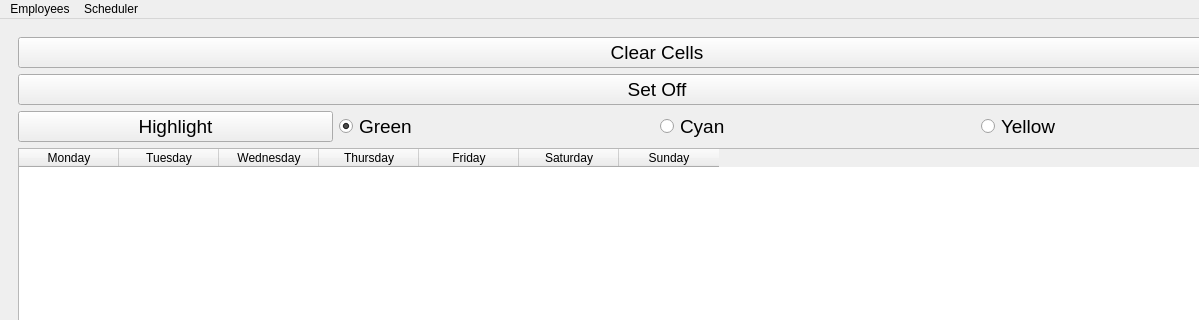
Old version of the form mainwindow.ui in the repository camwick/qdobaScheduler; both pictures show x 0 to 1199 and y 0 to 320 of the 1314 by 678 pixel window.
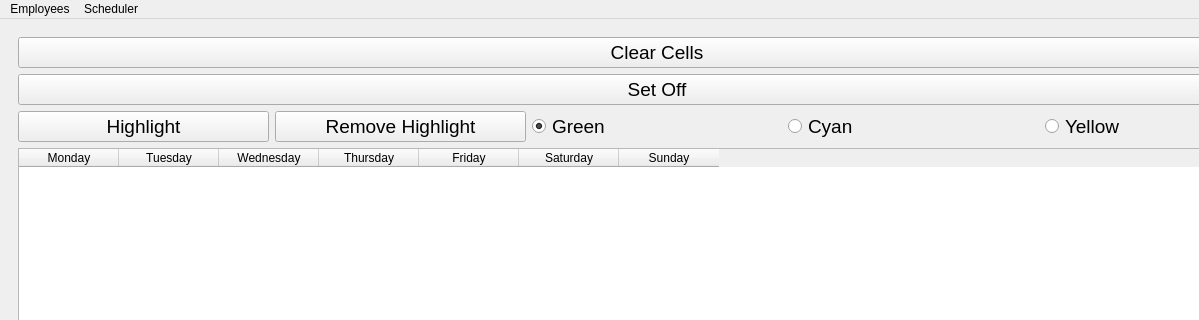
New version of the form. Icons and pictures are not drawn.

Commit message: bug fix and add remove highlight button

Patch:
```diff
--- a/mainwindow.ui
+++ b/mainwindow.ui
@@ -170,6 +170,16 @@
             </property>
            </widget>
           </item>
+          <item>
+           <widget class="QPushButton" name="rmHighlightBtn">
+            <property name="statusTip">
+             <string>Removes selected highlighting</string>
+            </property>
+            <property name="text">
+             <string>Remove Highlight</string>
+            </property>
+           </widget>
+          </item>
           <item>
            <widget class="QRadioButton" name="radioButton1">
             <property name="statusTip">
```
Left out of the diff: 3 changed lines with no effect on the pictures. The commit also changes 2 other files.
